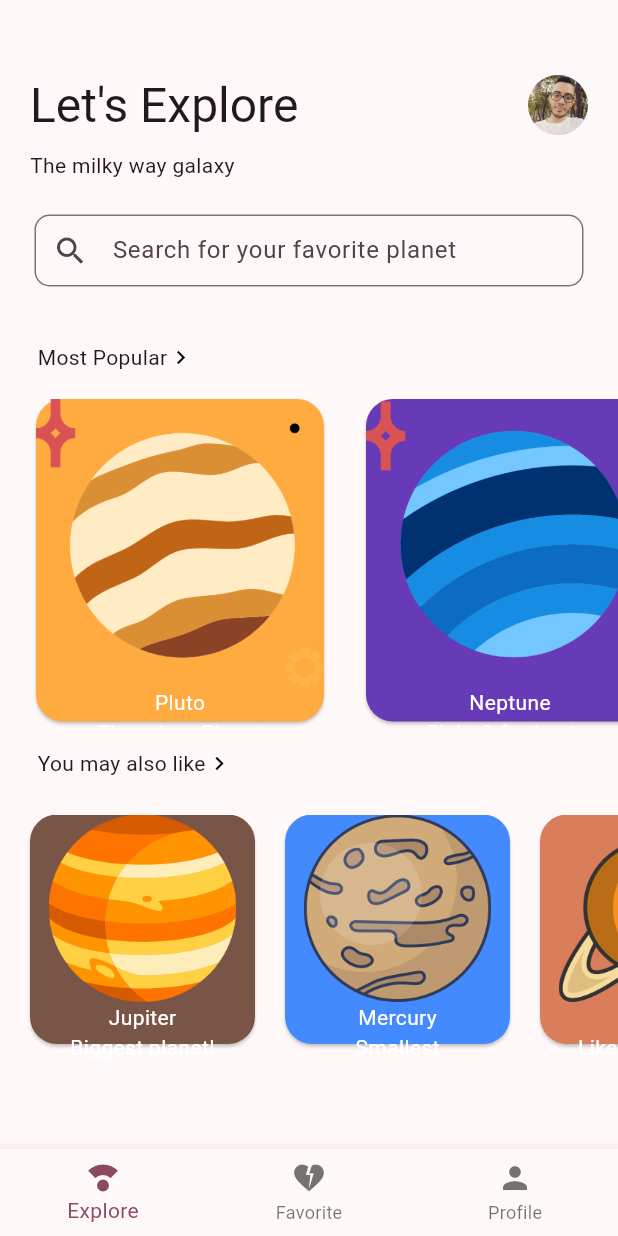
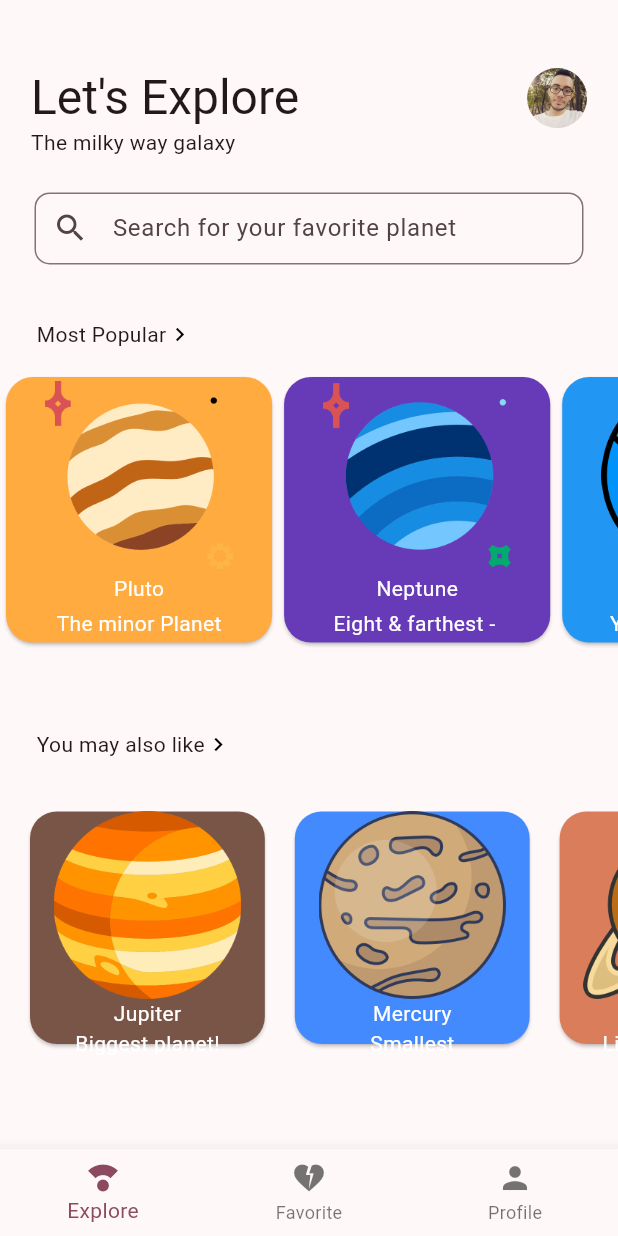
Before and after one commit to keremsaltik/planetApp_HomePage, a Flutter app: the screen it shows after launch, on a phone screen of 412 x 824 dp. Run offline on Flutter 3.47's test engine with Material 3 defaults, Android fonts, the phone set to English and light mode, and no system bars.

Commit message:
code editing

```diff
--- /dev/null
+++ b/lib/components/bottomNavigationBar/bottom_navigation_bar.dart
@@ -0,0 +1,22 @@
+import 'package:flutter/material.dart';
+
+class bottomNavigationBar extends StatelessWidget {
+  const bottomNavigationBar({
+    super.key,
+  });
+
+  @override
+  Widget build(BuildContext context) {
+    return BottomNavigationBar(
+      landscapeLayout: BottomNavigationBarLandscapeLayout.spread,
+      elevation: 10,
+      items: const <BottomNavigationBarItem>[
+        BottomNavigationBarItem(
+            icon: Icon(Icons.compass_calibration), label: 'Explore'),
+        BottomNavigationBarItem(
+            icon: Icon(Icons.heart_broken), label: 'Favorite'),
+        BottomNavigationBarItem(icon: Icon(Icons.person), label: 'Profile')
+      ],
+    );
+  }
+}
--- /dev/null
+++ b/lib/components/card/planet_card.dart
@@ -0,0 +1,60 @@
+import 'package:flutter/material.dart';
+import 'package:planet_app/pages/planets/mainPlanets.dart';
+import 'package:planet_app/utilities/screen_utilities.dart';
+
+class PlanetCard extends StatelessWidget {
+  const PlanetCard({
+    super.key,
+    required this.lPlanets,
+    required this.isMainPlanets,
+  });
+
+  final List lPlanets;
+  final bool isMainPlanets;
+
+  @override
+  Widget build(BuildContext context) {
+    return ListView.builder(
+      scrollDirection: Axis.horizontal,
+      itemCount: lPlanets.length,
+      itemBuilder: (context, index) {
+        return Container(
+          padding: const EdgeInsets.only(bottom: 40),
+          margin: isMainPlanets ? null : const EdgeInsets.only(left: 20),
+          width: isMainPlanets
+              ? ScreenUtils.scaleWidth(context, 0.45)
+              : ScreenUtils.scaleWidth(context, 0.38),
+          child: Card(
+            margin: isMainPlanets
+                ? null
+                : const EdgeInsets.only(
+                    bottom: 30,
+                  ),
+            color: lPlanets[index].boxColor,
+            shape: RoundedRectangleBorder(
+              borderRadius: BorderRadius.circular(18),
+            ),
+            child: Column(
+              mainAxisAlignment: MainAxisAlignment.spaceEvenly,
+              children: [
+                Image.asset(
+                  lPlanets[index].iconPath,
+                  fit: BoxFit.cover,
+                  width: 125,
+                ),
+                Text(
+                  lPlanets[index].title,
+                  style: const TextStyle(color: Colors.white),
+                ),
+                Text(
+                  lPlanets[index].describeText,
+                  style: const TextStyle(color: Colors.white),
+                ),
+              ],
+            ),
+          ),
+        );
+      },
+    );
+  }
+}
--- /dev/null
+++ b/lib/components/textField/textfield.dart
@@ -0,0 +1,26 @@
+import 'package:flutter/material.dart';
+
+class textField extends StatelessWidget {
+  const textField({
+    super.key,
+    required this.textFieldText,
+  });
+
+  final String textFieldText;
+
+  @override
+  Widget build(BuildContext context) {
+    return TextField(
+      keyboardType: TextInputType.text,
+      decoration: InputDecoration(
+        border: OutlineInputBorder(
+          borderRadius: BorderRadius.circular(10),
+        ),
+        contentPadding: const EdgeInsets.all(8),
+        hintText: textFieldText,
+        hintMaxLines: 1,
+        prefixIcon: const Icon(Icons.search),
+      ),
+    );
+  }
+}
--- a/lib/main.dart
+++ b/lib/main.dart
@@ -20,22 +20,22 @@ class MyApp extends StatelessWidget {
         useMaterial3: true,
         textButtonTheme: TextButtonThemeData(
           style: ButtonStyle(
-            iconColor: MaterialStateProperty.all<Color>(Colors.black),
+            iconColor: WidgetStateProperty.all<Color>(Colors.black),
           ),
         ),
       ),
       darkTheme: ThemeData(
-        colorScheme: ColorScheme.dark(background: Colors.black),
+        colorScheme: const ColorScheme.dark(surface: Colors.black),
         useMaterial3: true,
-        iconTheme: IconThemeData(color: Colors.white),
+        iconTheme: const IconThemeData(color: Colors.white),
         textButtonTheme: TextButtonThemeData(
           style: ButtonStyle(
-            iconColor: MaterialStateProperty.all<Color>(Colors.white),
+            iconColor: WidgetStateProperty.all<Color>(Colors.white),
           ),
         ),
       ),
       themeMode: ThemeMode.system,
-      home: homePage(),
+      home: const homePage(),
     );
   }
 }
--- a/lib/pages/homepage.dart
+++ b/lib/pages/homepage.dart
@@ -2,8 +2,12 @@
 import 'package:flutter/gestures.dart';
 import 'package:flutter/material.dart';
 import 'package:flutter/rendering.dart';
+import 'package:planet_app/components/bottomNavigationBar/bottom_navigation_bar.dart';
+import 'package:planet_app/components/card/planet_card.dart';
+import 'package:planet_app/components/textField/textfield.dart';
 import 'package:planet_app/pages/planets/mainPlanets.dart';
 import 'package:planet_app/pages/planets/otherPlanets.dart';
+import 'package:planet_app/utilities/screen_utilities.dart';
 
 class homePage extends StatefulWidget {
   const homePage({super.key});
@@ -20,7 +24,7 @@ class _homePageState extends State<homePage> {
     oplanets = otherPlanets.getotherplanets();
   }
 
-  void _getInitialInfo() {
+  void _getMainPlanets() {
     planets = mainPlanets.getmainplanets();
   }
 
@@ -30,15 +34,19 @@ class _homePageState extends State<homePage> {
   final String textFieldText = 'Search for your favorite planet';
   final String mostPopular = 'Most Popular';
   final String alsoLike = 'You may also like';
+
   @override
   Widget build(BuildContext context) {
-    _getInitialInfo();
+    _getMainPlanets();
     _getotherplanets();
     return Scaffold(
       body: Column(
         children: [
           Container(
-            padding: EdgeInsets.only(top: 50, right: 20, left: 20, bottom: 10),
+            padding: EdgeInsets.only(
+                top: ScreenUtils.scaleHeight(context, 0.055),
+                right: ScreenUtils.scaleWidth(context, 0.05),
+                left: ScreenUtils.scaleWidth(context, 0.05)),
             child: Row(
               mainAxisAlignment: MainAxisAlignment.spaceBetween,
               children: [
@@ -54,41 +62,43 @@ class _homePageState extends State<homePage> {
           ),
           Container(
             alignment: Alignment.centerLeft,
-            padding: EdgeInsets.only(left: 20),
+            padding:
+                EdgeInsets.only(left: ScreenUtils.scaleWidth(context, 0.05)),
             child: Text(
               bodyText,
               textAlign: TextAlign.left,
             ),
           ),
           Container(
-            padding: EdgeInsets.all(23),
-            child: _textField(textFieldText: textFieldText),
+            padding: const EdgeInsets.all(23),
+            child: textField(textFieldText: textFieldText),
           ),
           TextButton(
             onPressed: () {},
             child: Container(
-              margin: EdgeInsets.only(left: 13),
+              margin:
+                  EdgeInsets.only(left: ScreenUtils.scaleWidth(context, 0.03)),
               child: Row(
                 children: [
                   Text(
                     mostPopular,
                     style: Theme.of(context).textTheme.bodyMedium,
                   ),
-                  Icon(
+                  const Icon(
                     Icons.chevron_right,
                   ),
                 ],
               ),
             ),
           ),
-          Container(
-            child: Expanded(
-              child: _popularPlanets(planets: planets),
-            ),
+          Expanded(
+            child: PlanetCard(lPlanets: planets, isMainPlanets: true),
           ),
           Container(
             alignment: Alignment.topLeft,
-            padding: EdgeInsets.only(bottom: 10, left: 13),
+            padding: EdgeInsets.only(
+                bottom: ScreenUtils.scaleWidth(context, 0.05),
+                left: ScreenUtils.scaleWidth(context, 0.03)),
             child: TextButton(
               onPressed: () {},
               child: Row(
@@ -97,160 +107,19 @@ class _homePageState extends State<homePage> {
                     alsoLike,
                     style: Theme.of(context).textTheme.bodyMedium,
                   ),
-                  Icon(
+                  const Icon(
                     Icons.chevron_right,
                   ),
                 ],
               ),
             ),
           ),
-          Container(
-            child: Expanded(
-              child: _otherPlanets(oplanets: oplanets),
-            ),
+          Expanded(
+            child: PlanetCard(lPlanets: oplanets, isMainPlanets: false),
           ),
-          _bottomNavigationBar()
+          const bottomNavigationBar()
         ],
       ),
     );
   }
 }
-
-class _otherPlanets extends StatelessWidget {
-  const _otherPlanets({
-    super.key,
-    required this.oplanets,
-  });
-
-  final List<otherPlanets> oplanets;
-
-  @override
-  Widget build(BuildContext context) {
-    return ListView.builder(
-      scrollDirection: Axis.horizontal,
-      itemCount: oplanets.length,
-      itemBuilder: (context, index) {
-        return Container(
-          padding: EdgeInsets.only(bottom: 40),
-          margin: EdgeInsets.only(left: 20),
-          width: 150,
-          child: Card(
-            margin: EdgeInsets.only(
-              bottom: 30,
-            ),
-            color: oplanets[index].boxColor,
-            shape: RoundedRectangleBorder(
-              borderRadius: BorderRadius.circular(18),
-            ),
-            child: Column(
-              mainAxisAlignment: MainAxisAlignment.spaceEvenly,
-              children: [
-                Image.asset(
-                  oplanets[index].iconPath,
-                  fit: BoxFit.cover,
-                  width: 125,
-                ),
-                Text(
-                  oplanets[index].title,
-                  style: TextStyle(color: Colors.white),
-                ),
-                Text(
-                  oplanets[index].describeText,
-                  style: TextStyle(color: Colors.white),
-                ),
-              ],
-            ),
-          ),
-        );
-      },
-    );
-  }
-}
-
-class _bottomNavigationBar extends StatelessWidget {
-  const _bottomNavigationBar({
-    super.key,
-  });
-
-  @override
-  Widget build(BuildContext context) {
-    return BottomNavigationBar(
-      landscapeLayout: BottomNavigationBarLandscapeLayout.spread,
-      elevation: 10,
-      items: <BottomNavigationBarItem>[
-        BottomNavigationBarItem(icon: Icon(Icons.compass_calibration), label: 'Explore'),
-        BottomNavigationBarItem(icon: Icon(Icons.heart_broken), label: 'Favorite'),
-        BottomNavigationBarItem(icon: Icon(Icons.person), label: 'Profile')
-      ],
-    );
-  }
-}
-
-class _popularPlanets extends StatelessWidget {
-  const _popularPlanets({
-    super.key,
-    required this.planets,
-  });
-
-  final List<mainPlanets> planets;
-
-  @override
-  Widget build(BuildContext context) {
-    return ListView.builder(
-        scrollDirection: Axis.horizontal,
-        itemCount: planets.length,
-        itemBuilder: (context, index) {
-          return Container(
-            margin: EdgeInsets.only(left: 20),
-            width: 200,
-            child: Card(
-              color: planets[index].boxColor,
-              shape: RoundedRectangleBorder(
-                borderRadius: BorderRadius.circular(18),
-              ),
-              child: Column(
-                children: [
-                  Image.asset(
-                    planets[index].iconPath,
-                    fit: BoxFit.cover,
-                  ),
-                  Text(
-                    planets[index].title,
-                    style: TextStyle(color: Colors.white),
-                  ),
-                  Text(
-                    planets[index].describeText,
-                    style: TextStyle(color: Colors.white),
-                  )
-                ],
-              ),
-            ),
-          );
-        });
-  }
-}
-
-class _textField extends StatelessWidget {
-  const _textField({
-    super.key,
-    required this.textFieldText,
-  });
-
-  final String textFieldText;
-
-  @override
-  Widget build(BuildContext context) {
-    return TextField(
-      keyboardType: TextInputType.text,
-      decoration: InputDecoration(
-        border: OutlineInputBorder(
-          borderRadius: BorderRadius.circular(10),
-        ),
-        contentPadding: EdgeInsets.all(8),
-        hintText: textFieldText,
-        hintMaxLines: 1,
-        prefixIcon: Icon(Icons.search),
-      ),
-    );
-  }
-}
--- /dev/null
+++ b/lib/utilities/screen_utilities.dart
@@ -0,0 +1,11 @@
+import 'package:flutter/material.dart';
+
+class ScreenUtils {
+  static double scaleWidth(BuildContext context, double? value) {
+    return MediaQuery.of(context).size.width * (value ?? 1);
+  }
+
+  static double scaleHeight(BuildContext context, double? value) {
+    return MediaQuery.of(context).size.height * (value ?? 1);
+  }
+}
```
Also changed, not shown: pubspec.lock.
